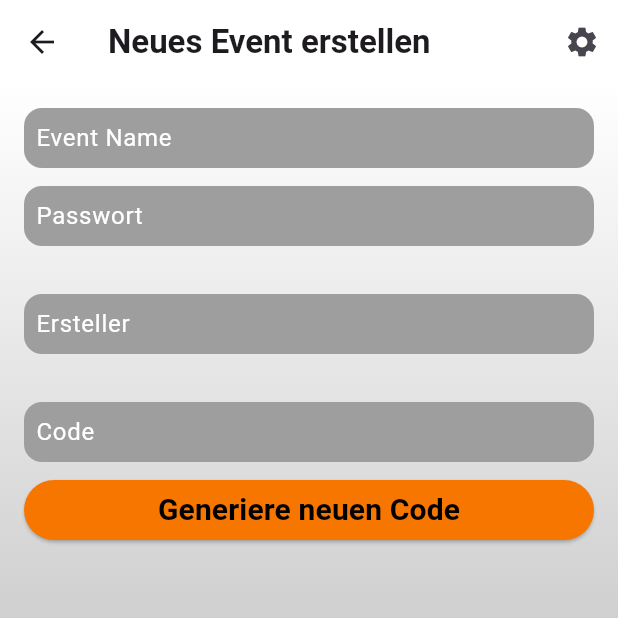
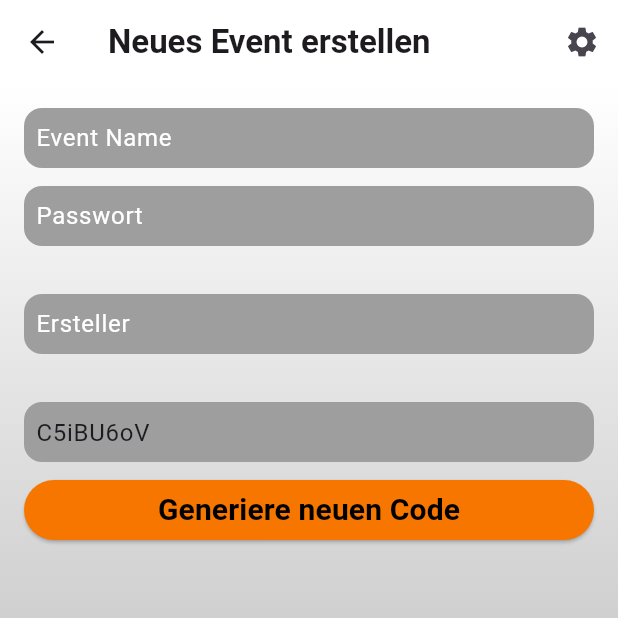
Before and after one commit to storzmichael/cash_track, a Flutter app: the CreateEventScreen screen opened directly, after a tap on "Generiere neuen Code", on a phone screen of 412 x 824 dp, the top half of it. Run offline on Flutter 3.47's test engine with Material 3 defaults, Android fonts, the phone set to English and light mode, and no system bars; our stand-ins replace shimmer; Roboto replaces fonts that are missing (SFProRounded).

Commit message:
change TextField to TextFormField

```diff
--- a/lib/src/features/general_widgets/presentation/custom_txt_field.dart
+++ b/lib/src/features/general_widgets/presentation/custom_txt_field.dart
@@ -6,7 +6,13 @@ import 'package:cash_track/src/config/config_colors.dart';
 
 class CustomTextField extends StatelessWidget {
   final EventTextfieldItem eventTextfieldItem;
-  const CustomTextField({super.key, required this.eventTextfieldItem});
+  final TextEditingController? controller;
+
+  const CustomTextField({
+    super.key,
+    required this.eventTextfieldItem,
+    this.controller,
+  });
 
   @override
   Widget build(BuildContext context) {
@@ -20,8 +26,10 @@ class CustomTextField extends StatelessWidget {
       child: Padding(
         padding: const EdgeInsets.symmetric(horizontal: textPadding),
         child: Center(
-          child: TextField(
+          child: TextFormField(
+            controller: controller,
             decoration: InputDecoration(
+              labelStyle: const TextStyle(fontWeight: FontWeight.bold),
               hintText: eventTextfieldItem.eventTextfieldHintText,
               hintStyle: const TextStyle(color: Colors.white),
               border: InputBorder.none,
```
